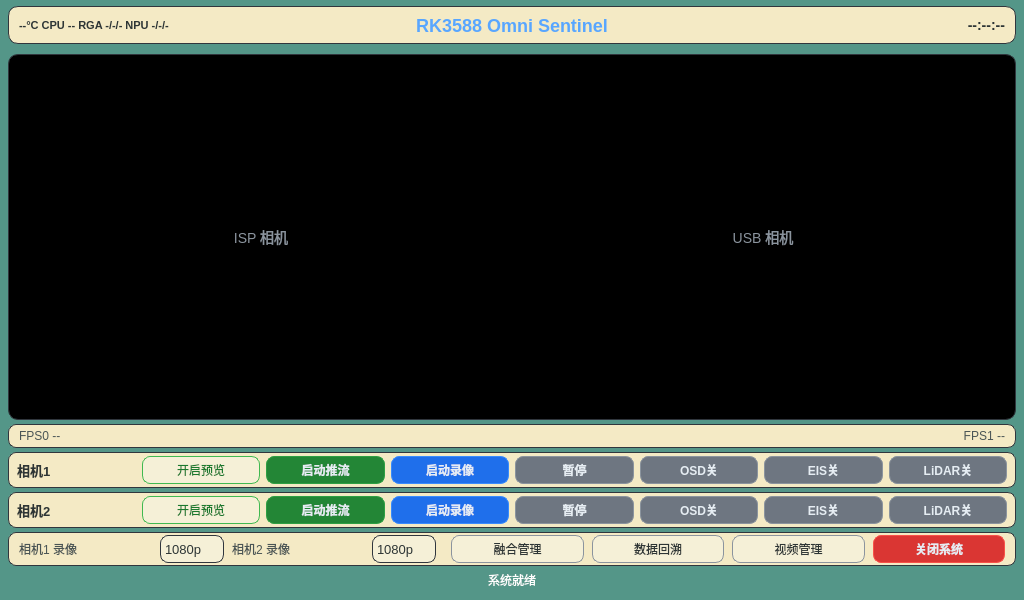
Old version of the form Software/APP/SentinelQT/widget.ui in the repository Davin-Liang/RK3588-Omni-Sentinel.
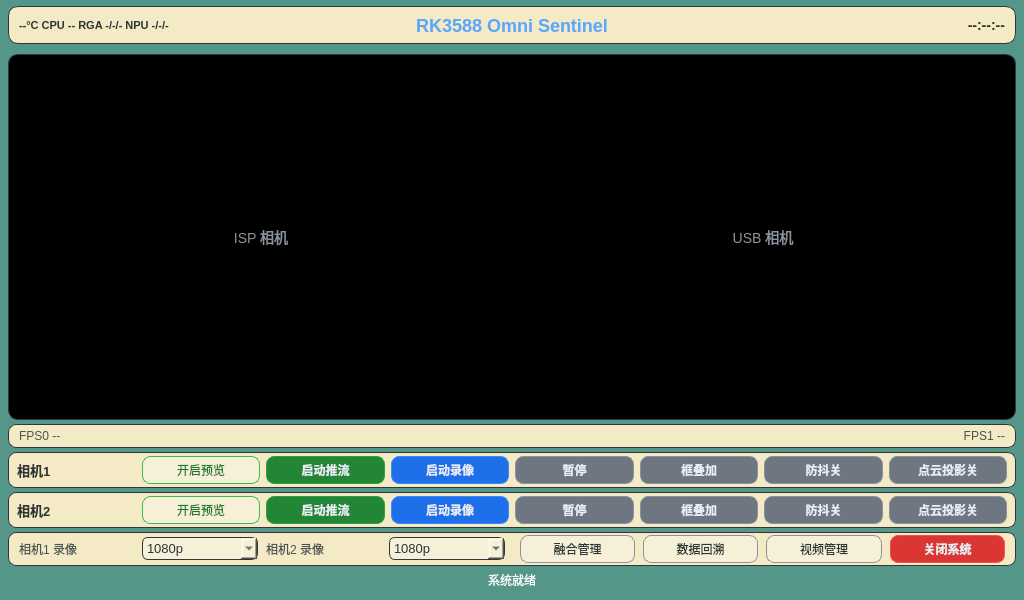
New version of the form.

```diff
--- a/Software/APP/SentinelQT/widget.ui
+++ b/Software/APP/SentinelQT/widget.ui
@@ -245,8 +245,8 @@
           </item>
           <item>
            <widget class="QPushButton" name="btnOsd0">
-            <property name="text"><string>OSD关</string></property>
-            <property name="minimumSize"><size><width>60</width><height>28</height></size></property>
+            <property name="text"><string>框叠加</string></property>
+            <property name="minimumSize"><size><width>72</width><height>28</height></size></property>
             <property name="styleSheet">
              <string notr="true">QPushButton { font-size: 12px; font-weight: 600; color: #e6edf3; background-color: #6e7681; border: 1px solid #8b949e; border-radius: 8px; } QPushButton:hover { background-color: #8b949e; } QPushButton:pressed { background-color: #484f58; } QPushButton:disabled { color: #484f58; background-color: #21262d; border-color: #30363d; }</string>
             </property>
@@ -254,8 +254,8 @@
           </item>
           <item>
            <widget class="QPushButton" name="btnEis0">
-            <property name="text"><string>EIS关</string></property>
-            <property name="minimumSize"><size><width>60</width><height>28</height></size></property>
+            <property name="text"><string>防抖关</string></property>
+            <property name="minimumSize"><size><width>72</width><height>28</height></size></property>
             <property name="styleSheet">
              <string notr="true">QPushButton { font-size: 12px; font-weight: 600; color: #e6edf3; background-color: #6e7681; border: 1px solid #8b949e; border-radius: 8px; } QPushButton:hover { background-color: #8b949e; } QPushButton:pressed { background-color: #484f58; } QPushButton:disabled { color: #484f58; background-color: #21262d; border-color: #30363d; }</string>
             </property>
@@ -263,8 +263,8 @@
           </item>
           <item>
            <widget class="QPushButton" name="btnLidarOsd0">
-            <property name="text"><string>LiDAR关</string></property>
-            <property name="minimumSize"><size><width>60</width><height>28</height></size></property>
+            <property name="text"><string>点云投影关</string></property>
+            <property name="minimumSize"><size><width>72</width><height>28</height></size></property>
             <property name="styleSheet">
              <string notr="true">QPushButton { font-size: 12px; font-weight: 600; color: #e6edf3; background-color: #6e7681; border: 1px solid #8b949e; border-radius: 8px; } QPushButton:hover { background-color: #8b949e; } QPushButton:pressed { background-color: #484f58; } QPushButton:disabled { color: #484f58; background-color: #21262d; border-color: #30363d; }</string>
             </property>
@@ -335,8 +335,8 @@
           </item>
           <item>
            <widget class="QPushButton" name="btnOsd1">
-            <property name="text"><string>OSD关</string></property>
-            <property name="minimumSize"><size><width>60</width><height>28</height></size></property>
+            <property name="text"><string>框叠加</string></property>
+            <property name="minimumSize"><size><width>72</width><height>28</height></size></property>
             <property name="styleSheet">
              <string notr="true">QPushButton { font-size: 12px; font-weight: 600; color: #e6edf3; background-color: #6e7681; border: 1px solid #8b949e; border-radius: 8px; } QPushButton:hover { background-color: #8b949e; } QPushButton:pressed { background-color: #484f58; } QPushButton:disabled { color: #484f58; background-color: #21262d; border-color: #30363d; }</string>
             </property>
@@ -344,8 +344,8 @@
           </item>
           <item>
            <widget class="QPushButton" name="btnEis1">
-            <property name="text"><string>EIS关</string></property>
-            <property name="minimumSize"><size><width>60</width><height>28</height></size></property>
+            <property name="text"><string>防抖关</string></property>
+            <property name="minimumSize"><size><width>72</width><height>28</height></size></property>
             <property name="styleSheet">
              <string notr="true">QPushButton { font-size: 12px; font-weight: 600; color: #e6edf3; background-color: #6e7681; border: 1px solid #8b949e; border-radius: 8px; } QPushButton:hover { background-color: #8b949e; } QPushButton:pressed { background-color: #484f58; } QPushButton:disabled { color: #484f58; background-color: #21262d; border-color: #30363d; }</string>
             </property>
@@ -353,8 +353,8 @@
           </item>
           <item>
            <widget class="QPushButton" name="btnLidarOsd1">
-            <property name="text"><string>LiDAR关</string></property>
-            <property name="minimumSize"><size><width>60</width><height>28</height></size></property>
+            <property name="text"><string>点云投影关</string></property>
+            <property name="minimumSize"><size><width>72</width><height>28</height></size></property>
             <property name="styleSheet">
              <string notr="true">QPushButton { font-size: 12px; font-weight: 600; color: #e6edf3; background-color: #6e7681; border: 1px solid #8b949e; border-radius: 8px; } QPushButton:hover { background-color: #8b949e; } QPushButton:pressed { background-color: #484f58; } QPushButton:disabled { color: #484f58; background-color: #21262d; border-color: #30363d; }</string>
             </property>
@@ -388,11 +388,8 @@
           </item>
           <item>
            <widget class="QComboBox" name="resCombo">
-            <property name="sizePolicy"><sizepolicy hsizetype="Fixed" vsizetype="Fixed"><horstretch>0</horstretch><verstretch>0</verstretch></sizepolicy></property>
-            <property name="minimumSize"><size><width>0</width><height>28</height></size></property>
-            <property name="maximumSize"><size><width>64</width><height>28</height></size></property>
             <property name="styleSheet">
-             <string notr="true">QComboBox { font-size: 13px; color: #2d3535; background-color: #F5F0D7; border: 1px solid #30363d; border-radius: 8px; padding: 2px 4px; } QComboBox:hover { border-color: #58a6ff; } QComboBox QAbstractItemView { background-color: #F4EAC5; color: #2d3535; selection-background-color: #58a6ff; border: 1px solid #30363d; } QComboBox::drop-down { border: none; width: 16px; }</string>
+             <string notr="true">QComboBox { font-size: 13px; color: #2d3535; background: #F5F0D7; border: 1px solid #30363d; border-radius: 6px; padding: 2px 4px; } QComboBox:hover { border-color: #58a6ff; } QComboBox QAbstractItemView { background: #F4EAC5; color: #2d3535; selection-background-color: #58a6ff; border: 1px solid #30363d; }</string>
             </property>
             <item><property name="text"><string>1080p</string></property></item>
             <item><property name="text"><string>720p</string></property></item>
@@ -408,11 +405,8 @@
           </item>
           <item>
            <widget class="QComboBox" name="resCombo1">
-            <property name="sizePolicy"><sizepolicy hsizetype="Fixed" vsizetype="Fixed"><horstretch>0</horstretch><verstretch>0</verstretch></sizepolicy></property>
-            <property name="minimumSize"><size><width>0</width><height>28</height></size></property>
-            <property name="maximumSize"><size><width>64</width><height>28</height></size></property>
             <property name="styleSheet">
-             <string notr="true">QComboBox { font-size: 13px; color: #2d3535; background-color: #F5F0D7; border: 1px solid #30363d; border-radius: 8px; padding: 2px 4px; } QComboBox:hover { border-color: #58a6ff; } QComboBox QAbstractItemView { background-color: #F4EAC5; color: #2d3535; selection-background-color: #58a6ff; border: 1px solid #30363d; } QComboBox::drop-down { border: none; width: 16px; }</string>
+             <string notr="true">QComboBox { font-size: 13px; color: #2d3535; background: #F5F0D7; border: 1px solid #30363d; border-radius: 6px; padding: 2px 4px; } QComboBox:hover { border-color: #58a6ff; } QComboBox QAbstractItemView { background: #F4EAC5; color: #2d3535; selection-background-color: #58a6ff; border: 1px solid #30363d; }</string>
             </property>
             <item><property name="text"><string>1080p</string></property></item>
             <item><property name="text"><string>720p</string></property></item>
```
Left out of the diff: 4 changed lines with no effect on the pictures.
